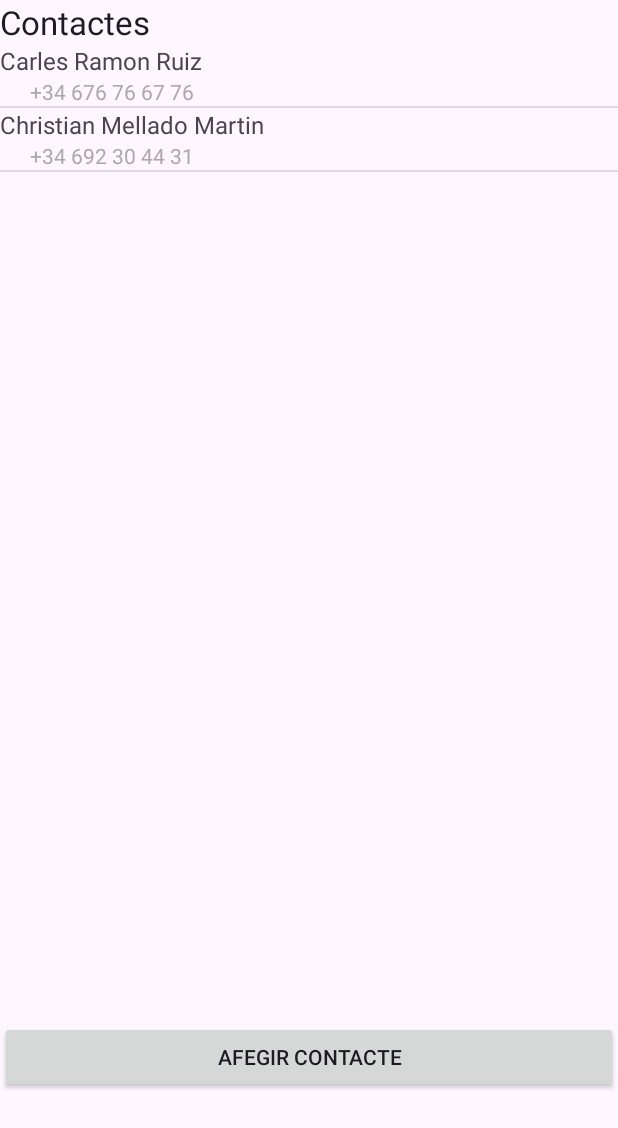
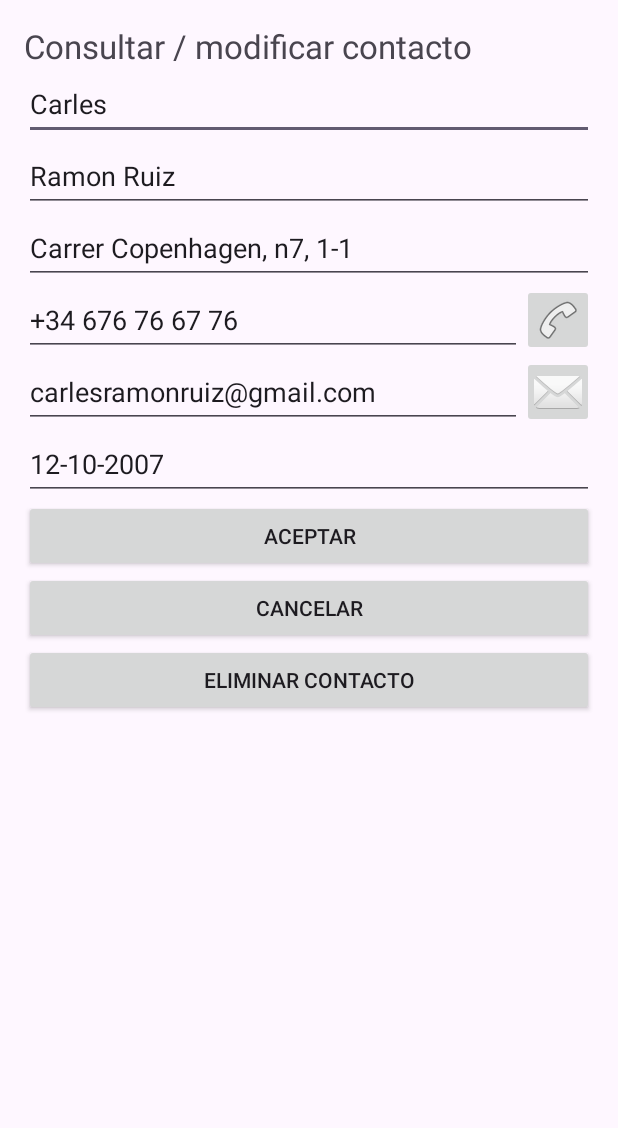
Before and after one commit to CarlesRamonRuiz/2nDAmvi, an Android app: the screen it shows after launch (MainActivity before the commit, Item after it), after a tap on an icon or button, on a phone screen of 412 x 824 dp. Shown: the top 1128 px of the screen. Run offline under Robolectric (Android 15) with nearby library versions, the phone set to English and light mode, and no system bars.

Commit message:
Agenda Acabada

```diff
--- a/V2-08MultimediaImobils/Agenda/app/src/main/AndroidManifest.xml
+++ b/V2-08MultimediaImobils/Agenda/app/src/main/AndroidManifest.xml
@@ -21,7 +21,11 @@
                 <category android:name="android.intent.category.LAUNCHER" />
             </intent-filter>
         </activity>
-        <activity android:name=".Item">
+
+        <activity
+            android:name=".Item"
+            android:exported="false"
+            android:windowSoftInputMode="adjustResize">
 
         </activity>
     </application>
--- a/V2-08MultimediaImobils/Agenda/app/src/main/java/com/example/agenda/Item.java
+++ b/V2-08MultimediaImobils/Agenda/app/src/main/java/com/example/agenda/Item.java
@@ -1,9 +1,106 @@
 package com.example.agenda;
 
 import android.app.Activity;
+import android.content.Intent;
+import android.net.Uri;
+import android.os.Bundle;
+import android.view.View;
+import android.widget.EditText;
+import android.widget.TextView;
+import android.widget.Toast;
 
-public class Item extends Activity {
+public class Item extends Activity implements View.OnClickListener {
+    private EditText nom, cognom, adreca, telefon, email, dataNaixement;
+    private int posicio;
 
+    @Override
+    public void onCreate(Bundle savedInstanceState) {
+        super.onCreate(savedInstanceState);
+        setContentView(R.layout.contacte_crear);
+        nom = (EditText) findViewById(R.id.txtNom);
+        cognom = (EditText) findViewById(R.id.txtCognom);
+        adreca = (EditText) findViewById(R.id.txtAdreca);
+        telefon = (EditText) findViewById(R.id.editTextPhone);
+        email = (EditText) findViewById(R.id.txtEmail);
+        dataNaixement = (EditText) findViewById(R.id.txtDataNaixement);
+        posicio = getIntent().getIntExtra("posicio", -1);
 
+        TextView titol = (TextView) findViewById(R.id.txtCrearContacte);
+        if (posicio == -1) {
+            titol.setText(R.string.titolCrear);
+            findViewById(R.id.btnEsborrar).setVisibility(View.GONE);
+        } else {
+            titol.setText(R.string.titolEditar);
+            // Si es gira la pantalla, Android restaura els EditText.
+            if (savedInstanceState == null) {
+                nom.setText(getIntent().getStringExtra("nom"));
+                cognom.setText(getIntent().getStringExtra("cognom"));
+                adreca.setText(getIntent().getStringExtra("adreca"));
+                telefon.setText(getIntent().getStringExtra("telefon"));
+                email.setText(getIntent().getStringExtra("email"));
+                dataNaixement.setText(getIntent().getStringExtra("data"));
+            }
+        }
+
+        findViewById(R.id.btnCrear).setOnClickListener(this);
+        findViewById(R.id.btnCancelar).setOnClickListener(this);
+        findViewById(R.id.btnEsborrar).setOnClickListener(this);
+        findViewById(R.id.btnTrucar).setOnClickListener(this);
+        findViewById(R.id.btnEmail).setOnClickListener(this);
+    }
+
+    @Override
+    public void onClick(View v) {
+        if (v.getId() == R.id.btnCrear) {
+            acceptar();
+        } else if (v.getId() == R.id.btnCancelar) {
+            setResult(RESULT_CANCELED);
+            finish();
+        } else if (v.getId() == R.id.btnEsborrar) {
+            Intent resultat = new Intent();
+            resultat.putExtra("posicio", posicio);
+            resultat.putExtra("accio", "esborrar");
+            setResult(RESULT_OK, resultat);
+            finish();
+        } else if (v.getId() == R.id.btnTrucar) {
+            if (text(telefon).isEmpty()) {
+                Toast.makeText(this, R.string.campObligatori, Toast.LENGTH_SHORT).show();
+            } else {
+                Intent intent = new Intent(Intent.ACTION_DIAL, Uri.parse("tel:" + text(telefon)));
+                startActivity(Intent.createChooser(intent, getString(R.string.trucar)));
+            }
+        } else if (v.getId() == R.id.btnEmail) {
+            if (text(email).isEmpty()) {
+                Toast.makeText(this, R.string.campObligatori, Toast.LENGTH_SHORT).show();
+            } else {
+                Intent intent = new Intent(Intent.ACTION_SEND);
+                intent.setType("plain/text");
+                intent.putExtra(Intent.EXTRA_EMAIL, new String[]{text(email)});
+                startActivity(Intent.createChooser(intent, getString(R.string.enviarEmail)));
+            }
+        }
+    }
+
+    private String text(EditText camp) {
+        return camp.getText().toString().trim();
+    }
+
+    private void acceptar() {
+        if (text(nom).isEmpty()) {
+            Toast.makeText(this, R.string.campObligatori, Toast.LENGTH_SHORT).show();
+            return;
+        }
+        Intent resultat = new Intent();
+        resultat.putExtra("posicio", posicio);
+        resultat.putExtra("accio", "guardar");
+        resultat.putExtra("nom", text(nom));
+        resultat.putExtra("cognom", text(cognom));
+        resultat.putExtra("adreca", text(adreca));
+        resultat.putExtra("telefon", text(telefon));
+        resultat.putExtra("email", text(email));
+        resultat.putExtra("data", text(dataNaixement));
+        setResult(RESULT_OK, resultat);
+        finish();
+    }
 
 }
--- a/V2-08MultimediaImobils/Agenda/app/src/main/java/com/example/agenda/MainActivity.java
+++ b/V2-08MultimediaImobils/Agenda/app/src/main/java/com/example/agenda/MainActivity.java
@@ -1,111 +1,135 @@
 package com.example.agenda;
 
+import android.app.Activity;
+import android.content.Intent;
 import android.os.Bundle;
-import android.app.Activity;
-import android.util.Log;
 import android.view.LayoutInflater;
 import android.view.View;
 import android.view.ViewGroup;
 import android.widget.AdapterView;
-import android.widget.AdapterView.OnItemClickListener;
 import android.widget.ArrayAdapter;
 import android.widget.ListView;
 import android.widget.TextView;
-import android.widget.Toast;
+
+import java.util.ArrayList;
 
 public class MainActivity extends Activity {
+    private static final int EDITAR_CONTACTE = 1;
+    private ArrayList<Contacte> AgendaContactes = new ArrayList<Contacte>();
+    private ListView lstOpcions;
 
-		final Contacte[] AgendaContactes = new Contacte[] {
-				new Contacte("Carles","Ramon Ruiz","Carrer Copenhagen, n7, 1-1", "+34 676 76 67 76", "carlesramonruiz@gmail.com", "12-10-2007"),
-				new Contacte("Christian","Mellado Martin","Avinguda Copenhagen, n7, 4-3", "+34 692 30 44 31", "chmelladomarti@gmail.com", "12-10-2004")
-		};
     @Override
-
     public void onCreate(Bundle savedInstanceState) {
         super.onCreate(savedInstanceState);
         setContentView(R.layout.activity_main);
+        //El if es el que s'executa per primera vegada quan s'obra la app
+        if (savedInstanceState == null) {
+            AgendaContactes.add(new Contacte("Carles", "Ramon Ruiz", "Carrer Copenhagen, n7, 1-1", "+34 676 76 67 76", "carlesramonruiz@gmail.com", "12-10-2007"));
+            AgendaContactes.add(new Contacte("Christian", "Mellado Martin", "Avinguda Copenhagen, n7, 4-3", "+34 692 30 44 31", "chmelladomarti@gmail.com", "12-10-2004"));
+        } else {
+            // Recuperem els contactes si Android ha recreat l'Activity.
+            int total = savedInstanceState.getInt("total");
+            for (int i = 0; i < total; i++) {
+                AgendaContactes.add(new Contacte(
+                        savedInstanceState.getString("nom" + i),
+                        savedInstanceState.getString("cognom" + i),
+                        savedInstanceState.getString("adreca" + i),
+                        savedInstanceState.getString("telefon" + i),
+                        savedInstanceState.getString("email" + i),
+                        savedInstanceState.getString("data" + i)));
+            }
+        }
 
-        // Conectem al ListView com el Spinner per  sortir  molt simple,.
+        lstOpcions = (ListView) findViewById(R.id.lstOpcions);
+        lstOpcions.setAdapter(new AdaptadorTitulares(this));
+        lstOpcions.setOnItemClickListener(new AdapterView.OnItemClickListener() {
+            @Override
+            public void onItemClick(AdapterView<?> parent, View view, int position, long id) {
+                obrirContacte(position);
+            }
+        });
+        findViewById(R.id._btnAfegirContacte).setOnClickListener(new View.OnClickListener() {
+            @Override
+            public void onClick(View v) {
+                obrirContacte(-1);
+            }
+        });
+    }
 
-        ArrayAdapter<String> adaptador = new  ArrayAdapter<String>(this, android.R.layout.simple_expandable_list_item_1);
-        ListView lstOpcions = (ListView) findViewById(R.id.lstOpcions);
-
-        lstOpcions.setAdapter(adaptador);
-
-        // Anem a controlar la pulsaci  sobre un element del ListView
-
-        lstOpcions.setOnItemClickListener(new OnItemClickListener() {
+    private void obrirContacte(int position) {
+        Intent intent = new Intent(this, Item.class);
+        intent.putExtra("posicio", position);
+        if (position >= 0) {
+            Contacte contacte = AgendaContactes.get(position);
+            intent.putExtra("nom", contacte.getNom());
+            intent.putExtra("cognom", contacte.getCognom());
+            intent.putExtra("adreca", contacte.getAdreca());
+            intent.putExtra("telefon", contacte.getTelefon());
+            intent.putExtra("email", contacte.getEmail());
+            intent.putExtra("data", contacte.getData_naixement());
+        }
+        startActivityForResult(intent, EDITAR_CONTACTE);
+    }
 
     @Override
-			public void onItemClick(AdapterView<?> arg0, View arg1, int arg2, long arg3) {
-				// TODO Auto-generated method stub
-				// int arg2 -->  Indica la posisi  de l'element de l'array
-
-
-
+    protected void onActivityResult(int requestCode, int resultCode, Intent data) {
+        super.onActivityResult(requestCode, resultCode, data);
+        if (requestCode == EDITAR_CONTACTE && resultCode == RESULT_OK && data != null) {
+            int position = data.getIntExtra("posicio", -1);
+            String accio = data.getStringExtra("accio");
+            if ("esborrar".equals(accio)) {
+                if (position >= 0 && position < AgendaContactes.size()) {
+                    AgendaContactes.remove(position);
                 }
-		});
-
-
-
-        // Anem a fer-ho amb una vista personalitzada (Fem la clase AdaptadorTitulares propia)
-        // que construir  la vista personalitzada a partir de la classe Titular i el Layout listitem_titular.
-
-        AdaptadorTitulares adaptadorTitulares = new AdaptadorTitulares(this);
-
-        ListView lstOpciones = (ListView) findViewById(R.id.lstOpcions);
-
-        lstOpciones.setAdapter(adaptadorTitulares);
-
-        lstOpciones.setOnItemClickListener(new OnItemClickListener() {
+            } else {
+                Contacte contacte = new Contacte(data.getStringExtra("nom"),
+                        data.getStringExtra("cognom"), data.getStringExtra("adreca"),
+                        data.getStringExtra("telefon"), data.getStringExtra("email"),
+                        data.getStringExtra("data"));
+                if (position == -1) {
+                    AgendaContactes.add(contacte);
+                } else if (position >= 0 && position < AgendaContactes.size()) {
+                    AgendaContactes.set(position, contacte);
+                }
+            }
+            // Tornem a mostrar la llista amb les dades actualitzades.
+            lstOpcions.setAdapter(new AdaptadorTitulares(this));
+        }
+    }
 
     @Override
-			public void onItemClick(AdapterView<?> arg0, View arg1, int arg2,
-					long arg3) {
-				Toast.makeText(getApplicationContext(), AgendaContactes[arg2].getNom()+" "+AgendaContactes[arg2].getCognom(), Toast.LENGTH_SHORT).show();
+    protected void onSaveInstanceState(Bundle outState) {
+        super.onSaveInstanceState(outState);
+        outState.putInt("total", AgendaContactes.size());
+        for (int i = 0; i < AgendaContactes.size(); i++) {
+            Contacte contacte = AgendaContactes.get(i);
+            outState.putString("nom" + i, contacte.getNom());
+            outState.putString("cognom" + i, contacte.getCognom());
+            outState.putString("adreca" + i, contacte.getAdreca());
+            outState.putString("telefon" + i, contacte.getTelefon());
+            outState.putString("email" + i, contacte.getEmail());
+            outState.putString("data" + i, contacte.getData_naixement());
+        }
+    }
 
-			}
-		});
+    class AdaptadorTitulares extends ArrayAdapter<Contacte> {
+        private Activity context;
 
-    } // onCreate
-
-
-    // ************* PErsonalizamos el Array Adapter
-
-    class AdaptadorTitulares extends ArrayAdapter  {
-
-		Activity context;
         public AdaptadorTitulares(Activity context) {
             super(context, R.layout.contacte_modificar, AgendaContactes);
-			this.context = (Activity) context;
+            this.context = context;
         }
-
-
-		// GetView s'executa per cada element de l'array de dades i el que fa
-		// es "inflar" el layout del XML que hem creat
 
         @Override
         public View getView(int position, View convertView, ViewGroup parent) {
-    		// TODO Auto-generated method stub
-    		// return super.getView(position, convertView, parent);
-    		Log.i("Niko","1");
-    		// Inflem el Lauoyt
             LayoutInflater inflater = context.getLayoutInflater();
-    		// Sobre el layout crear (inflat) dupliquem el layour creat amb els objectes, view personals.
-    		View item = inflater.inflate(R.layout.contacte_modificar, null);
-    		// OJOOOO!!!!! hemos de hacer el findViewById del item que tenemos inflado.
-    		TextView lblTitulo = (TextView) item.findViewById(R.id.lblTitulo);
-
-    		lblTitulo.setText(AgendaContactes[position].getNom()+" "+AgendaContactes[position].getCognom());
-    		TextView lblSubTitulo = (TextView) item.findViewById(R.id.lblSubtitulo);
-    		// Log.i("Niko","3->"+datosE[position].getSubtitulo().toString() );
-    		lblSubTitulo.setText(AgendaContactes[position].getTelefon());
-    		// Log.i("Niko","4");
-    		return (item);
+            View item = inflater.inflate(R.layout.contacte_modificar, parent, false);
+            Contacte contacte = AgendaContactes.get(position);
+            TextView titol = (TextView) item.findViewById(R.id.lblTitulo);
+            TextView subtitol = (TextView) item.findViewById(R.id.lblSubtitulo);
+            titol.setText(contacte.getNom() + " " + contacte.getCognom());
+            subtitol.setText(contacte.getTelefon() + "\n" + contacte.getEmail());
+            return item;
         }
-
     }
-
-
-
 }
--- a/V2-08MultimediaImobils/Agenda/app/src/main/res/layout/activity_main.xml
+++ b/V2-08MultimediaImobils/Agenda/app/src/main/res/layout/activity_main.xml
@@ -1,34 +1,27 @@
+<?xml version="1.0" encoding="utf-8"?>
 <LinearLayout xmlns:android="http://schemas.android.com/apk/res/android"
-    xmlns:tools="http://schemas.android.com/tools"
-    android:layout_width="fill_parent"
-    android:layout_height="fill_parent"
-    android:orientation="vertical" >
+    android:id="@+id/main"
+    android:fitsSystemWindows="true"
+    android:layout_width="match_parent"
+    android:layout_height="match_parent"
+    android:orientation="vertical"
+    android:padding="16dp">
 
     <TextView
-        android:id="@+id/textView1"
-        android:layout_width="wrap_content"
+        android:layout_width="match_parent"
         android:layout_height="wrap_content"
         android:text="@string/titolMain"
-        android:textAppearance="?android:attr/textAppearanceLarge" />
-
-    <LinearLayout
-        android:layout_width="match_parent"
-        android:layout_height="match_parent"
-        android:orientation="vertical">
+        android:textSize="24sp" />
 
     <ListView
         android:id="@+id/lstOpcions"
-            android:layout_width="fill_parent"
-            android:layout_height="651dp">
-
-        </ListView>
+        android:layout_width="match_parent"
+        android:layout_height="0dp"
+        android:layout_weight="1" />
 
 <Button
         android:id="@+id/_btnAfegirContacte"
         android:layout_width="match_parent"
         android:layout_height="wrap_content"
         android:text="@string/afegirContacteMain" />
-
 </LinearLayout>
-
-</LinearLayout>
--- a/V2-08MultimediaImobils/Agenda/app/src/main/res/layout/contacte_crear.xml
+++ b/V2-08MultimediaImobils/Agenda/app/src/main/res/layout/contacte_crear.xml
@@ -1,69 +1,118 @@
 <?xml version="1.0" encoding="utf-8"?>
-<androidx.constraintlayout.widget.ConstraintLayout xmlns:android="http://schemas.android.com/apk/res/android"
-    xmlns:app="http://schemas.android.com/apk/res-auto"
-    xmlns:tools="http://schemas.android.com/tools"
+<ScrollView xmlns:android="http://schemas.android.com/apk/res/android"
+    android:id="@+id/formulari"
+    android:fitsSystemWindows="true"
     android:layout_width="match_parent"
-    android:layout_height="match_parent">
+    android:layout_height="match_parent"
+    android:fillViewport="true"
+    android:padding="16dp">
 
     <LinearLayout
         android:layout_width="match_parent"
-        android:layout_height="match_parent"
-        android:orientation="vertical"
-        app:layout_constraintBottom_toBottomOf="parent"
-        app:layout_constraintStart_toStartOf="parent"
-        app:layout_constraintTop_toTopOf="parent">
+        android:layout_height="wrap_content"
+        android:orientation="vertical">
 
         <TextView
             android:id="@+id/txtCrearContacte"
             android:layout_width="match_parent"
             android:layout_height="wrap_content"
             android:text="@string/titolCrear"
-            android:textAlignment="center"
-            android:textSize="20sp" />
+            android:textSize="22sp" />
 
         <EditText
             android:id="@+id/txtNom"
             android:layout_width="match_parent"
             android:layout_height="wrap_content"
-            android:ems="10"
+            android:minHeight="48dp"
             android:hint="@string/nomCrear"
-            android:inputType="text" />
+            android:inputType="textPersonName|textCapWords" />
 
         <EditText
             android:id="@+id/txtCognom"
             android:layout_width="match_parent"
             android:layout_height="wrap_content"
-            android:ems="10"
+            android:minHeight="48dp"
             android:hint="@string/cognomCrear"
-            android:inputType="text" />
+            android:inputType="textPersonName|textCapWords" />
 
         <EditText
-            android:id="@+id/txtEmail"
+            android:id="@+id/txtAdreca"
             android:layout_width="match_parent"
             android:layout_height="wrap_content"
-            android:ems="10"
-            android:hint="@string/emailCrear"
-            android:inputType="textEmailAddress" />
+            android:minHeight="48dp"
+            android:hint="@string/adrecaCrear"
+            android:inputType="textPostalAddress" />
+
+        <LinearLayout
+            android:layout_width="match_parent"
+            android:layout_height="wrap_content"
+            android:orientation="horizontal"
+            android:gravity="center_vertical">
+
+            <EditText
+                android:id="@+id/editTextPhone"
+                android:layout_width="0dp"
+                android:layout_height="wrap_content"
+                android:layout_weight="1"
+                android:minHeight="48dp"
+                android:hint="@string/telefonCrear"
+                android:inputType="phone" />
+
+            <ImageButton
+                android:id="@+id/btnTrucar"
+                android:layout_width="48dp"
+                android:layout_height="48dp"
+                android:contentDescription="@string/trucar"
+                android:src="@android:drawable/ic_menu_call" />
+        </LinearLayout>
+
+        <LinearLayout
+            android:layout_width="match_parent"
+            android:layout_height="wrap_content"
+            android:orientation="horizontal"
+            android:gravity="center_vertical">
+
+            <EditText
+                android:id="@+id/txtEmail"
+                android:layout_width="0dp"
+                android:layout_height="wrap_content"
+                android:layout_weight="1"
+                android:minHeight="48dp"
+                android:hint="@string/emailCrear"
+                android:inputType="textEmailAddress" />
+
+            <ImageButton
+                android:id="@+id/btnEmail"
+                android:layout_width="48dp"
+                android:layout_height="48dp"
+                android:contentDescription="@string/enviarEmail"
+                android:src="@android:drawable/ic_dialog_email" />
+        </LinearLayout>
 
         <EditText
-            android:id="@+id/editTextPhone"
+            android:id="@+id/txtDataNaixement"
             android:layout_width="match_parent"
             android:layout_height="wrap_content"
-            android:ems="10"
-            android:hint="@string/telefonCrear"
-            android:inputType="phone" />
+            android:minHeight="48dp"
+            android:hint="@string/dataCrear"
+            android:inputType="date" />
 
         <Button
             android:id="@+id/btnCrear"
             android:layout_width="match_parent"
             android:layout_height="wrap_content"
-            android:text="@string/btnCrear" />
+            android:text="@string/acceptar" />
 
         <Button
             android:id="@+id/btnCancelar"
             android:layout_width="match_parent"
             android:layout_height="wrap_content"
             android:text="@string/btnCancelar" />
+
+        <Button
+            android:id="@+id/btnEsborrar"
+            android:layout_width="match_parent"
+            android:layout_height="wrap_content"
+            android:text="@string/esborrar" />
     </LinearLayout>
-
-</androidx.constraintlayout.widget.ConstraintLayout>
+</ScrollView>
--- a/V2-08MultimediaImobils/Agenda/app/src/main/res/layout/contacte_modificar.xml
+++ b/V2-08MultimediaImobils/Agenda/app/src/main/res/layout/contacte_modificar.xml
@@ -1,31 +1,21 @@
 <?xml version="1.0" encoding="utf-8"?>
 <LinearLayout xmlns:android="http://schemas.android.com/apk/res/android"
-    android:layout_width="fill_parent"
-    android:layout_height="fill_parent"
-    android:orientation="vertical" >
-
-
-
+    android:layout_width="match_parent"
+    android:layout_height="wrap_content"
+    android:minHeight="72dp"
+    android:padding="12dp"
+    android:orientation="vertical">
 
     <TextView
         android:id="@+id/lblTitulo"
-        android:layout_width="fill_parent"
+        android:layout_width="match_parent"
         android:layout_height="wrap_content"
-        android:text="@string/txt_temporal"
-        android:textSize="@dimen/padding_large" />
-
-
-
-
-
-
+        android:textSize="18sp"
+        android:textStyle="bold" />
 
     <TextView
         android:id="@+id/lblSubtitulo"
-        android:layout_width="fill_parent"
+        android:layout_width="match_parent"
         android:layout_height="wrap_content"
-        android:layout_marginLeft="20dp"
-        android:text="@string/txt_temporal"
-        android:textColor="@android:color/darker_gray" />
-
+        android:textSize="14sp" />
 </LinearLayout>
--- a/V2-08MultimediaImobils/Agenda/app/src/main/res/values/strings.xml
+++ b/V2-08MultimediaImobils/Agenda/app/src/main/res/values/strings.xml
@@ -1,20 +1,21 @@
 <resources>
-
-    <string name="app_name">UF1-1-A15-ListView</string>
-    <string name="hello_world">Hello world!</string>
-    <string name="menu_settings">Settings</string>
-    <string name="title_activity_main">UF1-1-A15 ListView</string>
-    <string name="txt_temporal">Text de proves</string>
-    <string name="titolMain">Contactes</string>
-    <string name="afegirContacteMain">Afegir Contacte</string>
-
-    <string name="titolCrear">Replena les dades del nou contacte</string>
-    <string name="nomCrear">Posa aqui el nom del contacte</string>
-    <string name="cognomCrear">Posa aqui el cognom del contacte</string>
-    <string name="emailCrear">Posa aqui el correu del contacte</string>
-    <string name="telefonCrear">Posa aqui el Telefon del contacte</string>
-    <string name="btnCrear">Crear Contacte</string>
+    <string name="app_name">Agenda</string>
+    <string name="titolMain">Contactos</string>
+    <string name="afegirContacteMain">Añadir contacto</string>
+    <string name="titolCrear">Nuevo contacto</string>
+    <string name="titolEditar">Consultar / modificar contacto</string>
+    <string name="nomCrear">Nombre</string>
+    <string name="cognomCrear">Apellidos</string>
+    <string name="adrecaCrear">Dirección</string>
+    <string name="telefonCrear">Teléfono</string>
+    <string name="emailCrear">Correo electrónico</string>
+    <string name="dataCrear">Fecha de nacimiento (dd-mm-aaaa)</string>
+    <string name="acceptar">Aceptar</string>
     <string name="btnCancelar">Cancelar</string>
-
-
+    <string name="esborrar">Eliminar contacto</string>
+    <string name="trucar">Llamar</string>
+    <string name="enviarEmail">Enviar correo</string>
+    <string name="campObligatori">Rellena este campo</string>
+    <string name="senseAplicacio">No hay ninguna aplicación para esta acción</string>
+    <string name="llistaBuida">No hay contactos</string>
 </resources>
```
Also changed, not shown: V2-08MultimediaImobils/Agenda/app/src/main/java/com/example/agenda/Contacte.java (line endings or trailing spaces). Lines whose indentation alone changed are shown as unchanged.
